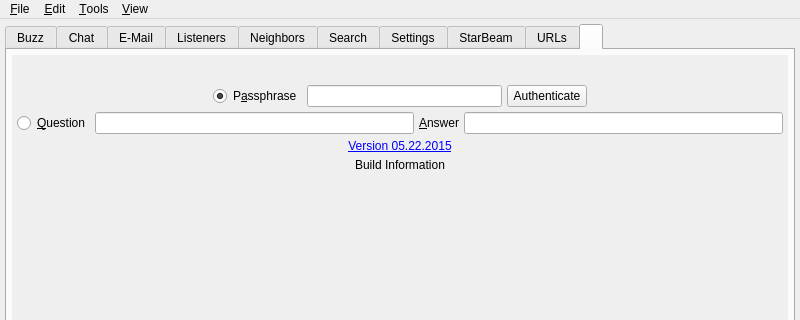
Above: branches/trunk/UI/controlcenter.ui from textbrowser/spot-on before the change; both pictures show x 0 to 800 and y 0 to 320 of the 800 by 600 pixel window. Below: the same form after it.
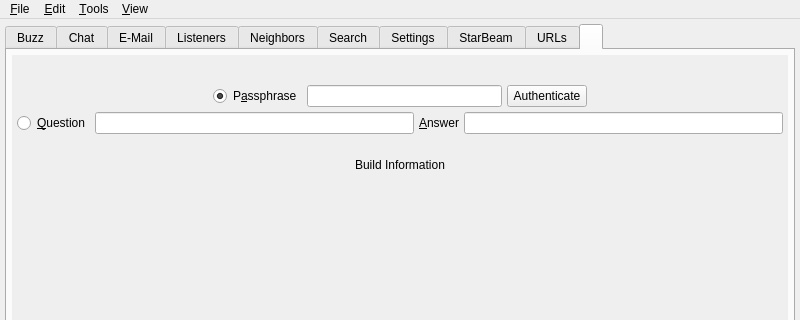
That is the form after the change. The open tabs and pages were chosen to show the change. Icons and pictures are not drawn. Custom widgets are drawn as their Qt base class.

Commit message: Please see RELEASE-NOTES.

Patch:
```diff
--- a/branches/trunk/UI/controlcenter.ui
+++ b/branches/trunk/UI/controlcenter.ui
@@ -7579,8 +7579,8 @@
             <rect>
              <x>0</x>
              <y>0</y>
-             <width>241</width>
-             <height>151</height>
+             <width>776</width>
+             <height>498</height>
             </rect>
            </property>
            <layout class="QVBoxLayout" name="verticalLayout_59">
@@ -7744,10 +7744,7 @@
                </layout>
               </item>
               <item>
-               <widget class="QLabel" name="label_35">
-                <property name="text">
-                 <string>&lt;html&gt;&lt;head/&gt;&lt;body&gt;&lt;p&gt;&lt;a href=&quot;https://github.com/textbrowser/spot-on/blob/master/branches/Documentation/RELEASE-NOTES&quot;&gt;&lt;span style=&quot; text-decoration: underline; color:#0000ff;&quot;&gt;Version 05.22.2015&lt;/span&gt;&lt;/a&gt;&lt;/p&gt;&lt;/body&gt;&lt;/html&gt;</string>
-                </property>
+               <widget class="QLabel" name="version">
                 <property name="textFormat">
                  <enum>Qt::AutoText</enum>
                 </property>
```
Left out of the diff: 2 changed lines with no effect on the pictures. The commit also changes 10 other files.
